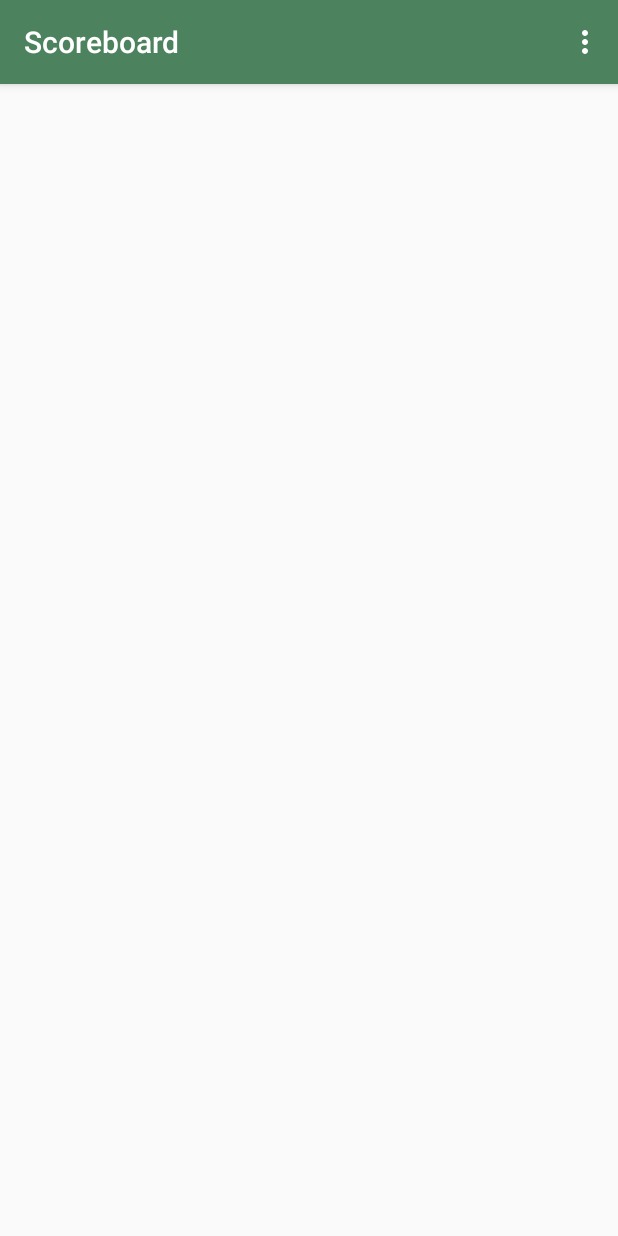
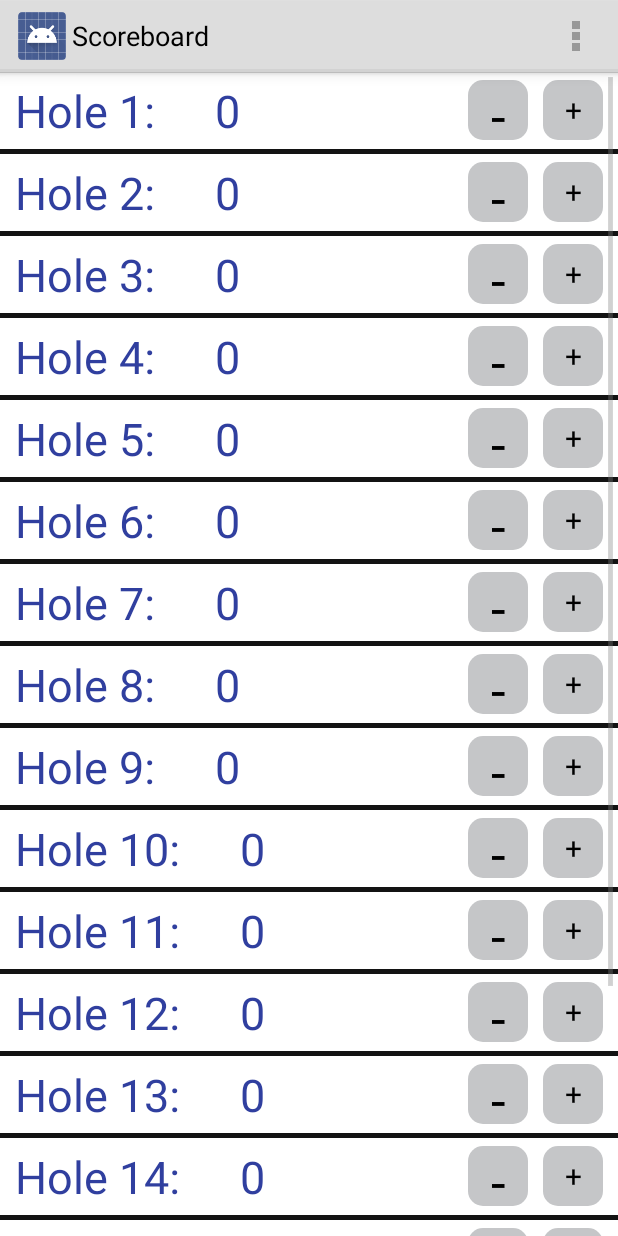
Before and after one commit to Chrostor/Golf_Scorecard, an Android app: the screen it shows after launch (MainActivity), in the options menu, after a tap on "Clear Scorecard", on a phone screen of 412 x 824 dp. Run offline under Robolectric (Android 15) with nearby library versions, the phone set to English and light mode, and no system bars.

Commit message:
App fully functioning

```diff
--- a/src/main/java/com/headfracturestudios/golfscorecard/Hole.java
+++ b/src/main/java/com/headfracturestudios/golfscorecard/Hole.java
@@ -1,7 +1,50 @@
 package com.headfracturestudios.golfscorecard;
+
+
+import android.os.Parcel;
+import android.os.Parcelable;
 
 public class Hole {
     private int mHoleNumber;
     private int mScore;
 
+    @Override
+    public String toString() {
+        return String.valueOf(mScore);
+    }
+
+    public Hole(int holeNumber, int score){
+        mHoleNumber = holeNumber;
+        mScore = score;
+    }
+
+    public int getHoleNumber() {
+        return mHoleNumber;
+    }
+
+    public void setHoleNumber(int holeNumber) {
+        mHoleNumber = holeNumber;
+    }
+
+    public int getScore() {
+        return mScore;
+    }
+
+    public void setScore(int score) {
+        mScore = score;
+    }
+
+    public String getHoleString(int holeNumber){
+        return ("Hole " + holeNumber + ":");
+    }
+
+    public int addScore(){
+        return ++ mScore;
+    }
+
+    public int subtractScore(){
+        return -- mScore;
+    }
+
+
 }
--- /dev/null
+++ b/src/main/java/com/headfracturestudios/golfscorecard/HoleAdapter.java
@@ -0,0 +1,97 @@
+package com.headfracturestudios.golfscorecard;
+
+import android.content.Context;
+
+
+import android.view.LayoutInflater;
+import android.view.View;
+import android.view.ViewGroup;
+import android.widget.BaseAdapter;
+import android.widget.Button;
+import android.widget.TextView;
+
+
+public class HoleAdapter extends BaseAdapter {
+
+    private Context mContext;
+    private Hole[] mHoles;
+
+    public HoleAdapter(Context context, Hole[] holes){
+        mContext = context;
+        mHoles = holes;
+    }
+
+    @Override
+    public int getCount() {
+        return mHoles.length;
+    }
+
+    @Override
+    public Object getItem(int position) {
+        return mHoles[position];
+    }
+
+    @Override
+    public long getItemId(int position) {
+        return 0;
+    }
+
+    @Override
+    public View getView(final int position, View convertView, final ViewGroup parent) {
+        final ViewHolder viewholder;
+
+        if(convertView == null){
+            convertView = LayoutInflater.from(mContext).inflate(R.layout.score_list_item, null);
+            viewholder = new ViewHolder();
+            viewholder.holeNumber = (TextView) convertView.findViewById(R.id.holeNumberTextView);
+            viewholder.holeScore = (TextView) convertView.findViewById(R.id.scoreTextView);
+            viewholder.addButton = (Button) convertView.findViewById(R.id.addButton);
+            viewholder.subButton = (Button) convertView.findViewById(R.id.subtractButton);
+
+
+
+            convertView.setTag(viewholder);
+        } else {
+            viewholder = (ViewHolder) convertView.getTag();
+
+        }
+
+        Hole hole = mHoles[position];
+
+        viewholder.holeNumber.setText(hole.getHoleString(hole.getHoleNumber()));
+        viewholder.holeScore.setText(hole.getScore()+ "");
+        viewholder.addButton.setOnClickListener(new View.OnClickListener() {
+            @Override
+            public void onClick(View v) {
+
+                mHoles[position].setScore(mHoles[position].addScore());
+                viewholder.holeScore.setText(mHoles[position]+"");
+
+            }
+        });
+
+        viewholder.subButton.setOnClickListener(new View.OnClickListener() {
+            @Override
+            public void onClick(View v) {
+                mHoles[position].setScore(mHoles[position].subtractScore());
+                viewholder.holeScore.setText(mHoles[position]+"");
+                if (mHoles[position].getScore()==-1){
+                    mHoles[position].setScore(0);
+                    viewholder.holeScore.setText(0+"");
+                }
+
+            }
+        });
+
+
+        return convertView;
+    }
+
+    private static class ViewHolder {
+        TextView holeNumber;
+        TextView holeScore;
+        Button subButton;
+        Button addButton;
+
+        }
+}
--- a/src/main/java/com/headfracturestudios/golfscorecard/MainActivity.java
+++ b/src/main/java/com/headfracturestudios/golfscorecard/MainActivity.java
@@ -1,5 +1,6 @@
 package com.headfracturestudios.golfscorecard;
 
+import android.app.ListActivity;
 import android.content.Context;
 import android.content.SharedPreferences;
 import android.os.Bundle;
@@ -17,7 +18,7 @@ import android.widget.Toast;
 
 import org.w3c.dom.Text;
 
-public class MainActivity extends AppCompatActivity {
+public class MainActivity extends ListActivity {
 
 
 //    private static final String KEY_HOLE_NUMBER = "KEY_HOLE_NUMBER";
@@ -37,10 +38,10 @@ public class MainActivity extends AppCompatActivity {
         mSharedPreferences = getSharedPreferences(PREFS_FILE, Context.MODE_PRIVATE);
         mEditor = mSharedPreferences.edit();
 
-        Toolbar toolbar = (Toolbar) findViewById(R.id.toolbar);
-        setSupportActionBar(toolbar);
+        Toolbar toolbar = (Toolbar) findViewById(R.id.drop_menu);
+        //setSupportActionBar(toolbar);
         int strokes = 0;
-        mListView = (ListView) findViewById(R.id.holesListView);
+        mListView = (ListView) findViewById(R.id.drop_menu);
         for (int i = 0; i < mHoles.length; i++) {
             strokes = mSharedPreferences.getInt(KEY_STROKECOUNT + i, 0);
             mHoles[i] = new Hole(i+1, strokes);
@@ -49,18 +50,19 @@ public class MainActivity extends AppCompatActivity {
 
         }
         mAdapter = new HoleAdapter(this, mHoles);
-
-        mListView.setAdapter(mAdapter);
-        mListView.setEmptyView(null);
+        setListAdapter(mAdapter);
+//        mListView.setAdapter(mAdapter);
+//        mListView.setEmptyView(null);
+        //setActionBar(toolbar);
 
     }
 
     @Override
     protected void onPause() {
         super.onPause();
-        int strokes = 0;
+
         for (int i = 0; i<mHoles.length; i++){
-            strokes = mSharedPreferences.getInt(KEY_STROKECOUNT + i, strokes);
+
             mEditor.putInt(KEY_STROKECOUNT + i, mHoles[i].getScore());
         }
         mEditor.apply();
@@ -72,7 +74,7 @@ public class MainActivity extends AppCompatActivity {
     @Override
     public boolean onCreateOptionsMenu(Menu menu) {
         // Inflate the menu; this adds items to the action bar if it is present.
-        getMenuInflater().inflate(R.menu.menu_main, menu);
+        getMenuInflater().inflate(R.menu. menu_main, menu);
 
         return true;
     }
@@ -87,7 +89,7 @@ public class MainActivity extends AppCompatActivity {
 
 
         //noinspection SimplifiableIfStatement
-        if (id == R.id.action_settings) {
+        if (id == R.id.drop_menu) {
             mEditor.clear();
             mEditor.apply();
 
--- a/src/main/res/layout/activity_main.xml
+++ b/src/main/res/layout/activity_main.xml
@@ -1,29 +1,27 @@
 <?xml version="1.0" encoding="utf-8"?>
-<android.support.design.widget.CoordinatorLayout
+<RelativeLayout
     xmlns:android="http://schemas.android.com/apk/res/android"
     xmlns:app="http://schemas.android.com/apk/res-auto"
     xmlns:tools="http://schemas.android.com/tools"
     android:layout_width="match_parent"
     android:layout_height="match_parent"
-    android:fitsSystemWindows="true"
-    tools:context="com.headfracturestudios.golfscorecard.MainActivity">
+    android:paddingBottom="@dimen/activity_vertical_margin"
+    android:paddingLeft="@dimen/activity_horizontal_margin"
+    android:paddingRight="@dimen/activity_horizontal_margin"
+    android:paddingTop="@dimen/activity_vertical_margin"
 
-    <android.support.design.widget.AppBarLayout
-        android:layout_width="match_parent"
+    tools:context="com.headfracturestudios.golfscorecard.MainActivity"
+    >
+    <!--app:layout_behavior="@string/appbar_scrolling_view_behavior"-->
+
+    <ListView
+        android:layout_width="wrap_content"
         android:layout_height="wrap_content"
-        android:theme="@style/AppTheme.AppBarOverlay">
+        android:id="@android:id/list"
+        android:layout_alignParentTop="true"
+        android:layout_alignParentLeft="true"
+        android:layout_alignParentStart="true"
 
-        <android.support.v7.widget.Toolbar
-            android:id="@+id/toolbar"
-            android:layout_width="match_parent"
-            android:layout_height="?attr/actionBarSize"
-            android:background="#4C825D"
-            app:popupTheme="@style/AppTheme.PopupOverlay"/>
-
-    </android.support.design.widget.AppBarLayout>
-
-    <include layout="@layout/content_main"/>
-
-
-
-</android.support.design.widget.CoordinatorLayout>
+        android:divider="#131313"
+        android:dividerHeight="5px"/>
+</RelativeLayout>
--- a/src/main/res/layout/content_main.xml
+++ /dev/null
@@ -1,25 +0,0 @@
-<?xml version="1.0" encoding="utf-8"?>
-<RelativeLayout
-    xmlns:android="http://schemas.android.com/apk/res/android"
-    xmlns:app="http://schemas.android.com/apk/res-auto"
-    xmlns:tools="http://schemas.android.com/tools"
-    android:layout_width="match_parent"
-    android:layout_height="match_parent"
-    android:paddingBottom="@dimen/activity_vertical_margin"
-    android:paddingLeft="@dimen/activity_horizontal_margin"
-    android:paddingRight="@dimen/activity_horizontal_margin"
-    android:paddingTop="@dimen/activity_vertical_margin"
-    app:layout_behavior="@string/appbar_scrolling_view_behavior"
-    tools:context="com.headfracturestudios.golfscorecard.MainActivity"
-    tools:showIn="@layout/activity_main">
-
-    <ListView
-        android:layout_width="wrap_content"
-        android:layout_height="wrap_content"
-        android:id="@+id/holesListView"
-        android:layout_alignParentTop="true"
-        android:layout_alignParentLeft="true"
-        android:layout_alignParentStart="true"
-        android:divider="#131313"
-        android:dividerHeight="5px"/>
-</RelativeLayout>
--- a/src/main/res/menu/menu_main.xml
+++ b/src/main/res/menu/menu_main.xml
@@ -3,7 +3,7 @@
       xmlns:tools="http://schemas.android.com/tools"
       tools:context="com.headfracturestudios.golfscorecard.MainActivity">
     <item
-        android:id="@+id/action_settings"
+        android:id="@+id/drop_menu"
         android:orderInCategory="100"
         android:title="@string/action_clear"
         app:showAsAction="never"/>
--- a/src/main/res/values/dimens.xml
+++ b/src/main/res/values/dimens.xml
@@ -1,6 +1,6 @@
 <resources>
     <!-- Default screen margins, per the Android Design guidelines. -->
-    <dimen name="activity_horizontal_margin">16dp</dimen>
-    <dimen name="activity_vertical_margin">16dp</dimen>
+    <dimen name="activity_horizontal_margin">0dp</dimen>
+    <dimen name="activity_vertical_margin">0dp</dimen>
     <dimen name="fab_margin">16dp</dimen>
 </resources>
--- a/src/main/res/values/styles.xml
+++ b/src/main/res/values/styles.xml
@@ -1,7 +1,7 @@
 <resources>
 
     <!-- Base application theme. -->
-    <style name="AppTheme" parent="Theme.AppCompat.Light.DarkActionBar">
+    <style name="AppTheme" parent="android:Theme.Holo.Light">
         <!-- Customize your theme here. -->
         <item name="colorPrimary">@color/colorPrimary</item>
         <item name="colorPrimaryDark">@color/colorPrimaryDark</item>
```
Also changed, not shown: 1 other file.
